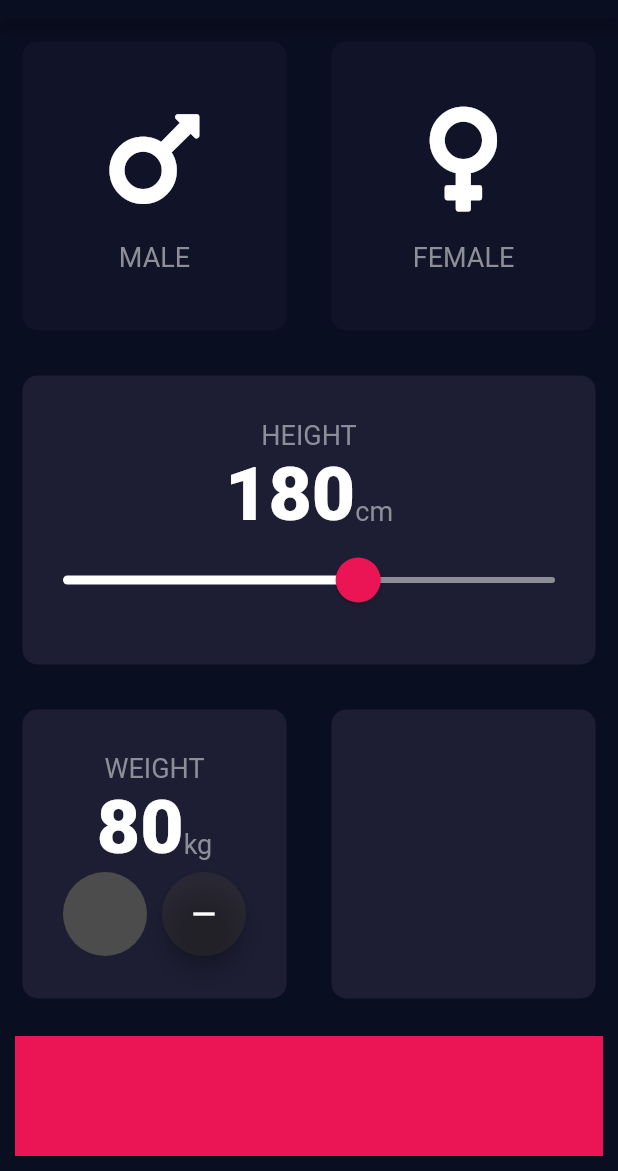
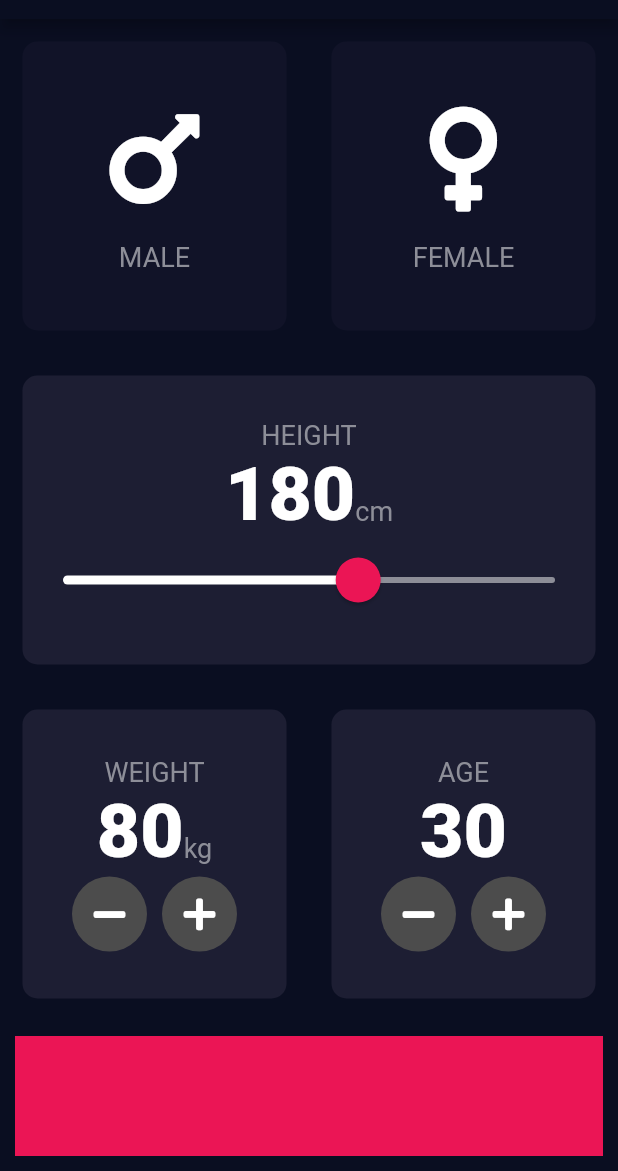
Before and after one commit to Yoonwoojae/bmi_calculator, a Flutter app: the screen it shows after launch, on a phone screen of 412 x 824 dp, the part 65-1236 px from its top. Run offline on Flutter 3.47's test engine with Material 2 defaults, Android fonts, the phone set to English and light mode, and no system bars; our stand-ins replace font_awesome_flutter.

Commit message:
클래스 추가 및 하단 영역 작업

```diff
--- a/lib/input_page.dart
+++ b/lib/input_page.dart
@@ -151,19 +151,22 @@ class _InputPageState extends State<InputPage> {
                         Row(
                           mainAxisAlignment: MainAxisAlignment.center,
                           children: <Widget>[
-                            RoundIconButton(),
+                            RoundIconButton(
+                              icon: FontAwesomeIcons.minus,
+                              onPressed: () {
+                                setState(() {
+                                  weight--;
+                                });
+                              },
+                            ),
                             SizedBox(
                               width: 10.0,
                             ),
-                            FloatingActionButton(
-                              backgroundColor: Color(0xFF4CF5E),
-                              child: Icon(
-                                Icons.remove,
-                                color: Colors.white,
-                              ),
+                            RoundIconButton(
+                              icon: FontAwesomeIcons.plus,
                               onPressed: () {
                                 setState(() {
-                                  weight--;
+                                  weight++;
                                 });
                               },
                             ),
@@ -176,6 +179,50 @@ class _InputPageState extends State<InputPage> {
                 Expanded(
                   child: ReusableCard(
                     color: activeCardColor,
+                    cardChild: Column(
+                      mainAxisAlignment: MainAxisAlignment.center,
+                      children: <Widget>[
+                        Text(
+                          'AGE',
+                          style: labelTextStyle,
+                        ),
+                        Row(
+                          mainAxisAlignment: MainAxisAlignment.center,
+                          crossAxisAlignment: CrossAxisAlignment.baseline,
+                          textBaseline: TextBaseline.alphabetic,
+                          children: <Widget>[
+                            Text(
+                              age.toString(),
+                              style: kNumberTextStyle,
+                            ),
+                          ],
+                        ),
+                        Row(
+                          mainAxisAlignment: MainAxisAlignment.center,
+                          children: <Widget>[
+                            RoundIconButton(
+                              icon: FontAwesomeIcons.minus,
+                              onPressed: () {
+                                setState(() {
+                                  age--;
+                                });
+                              },
+                            ),
+                            SizedBox(
+                              width: 10.0,
+                            ),
+                            RoundIconButton(
+                              icon: FontAwesomeIcons.plus,
+                              onPressed: () {
+                                setState(() {
+                                  age++;
+                                });
+                              },
+                            ),
+                          ],
+                        )
+                      ],
+                    ),
                   ),
                 ),
               ],
@@ -194,12 +241,20 @@ class _InputPageState extends State<InputPage> {
 }
 
 class RoundIconButton extends StatelessWidget {
+  RoundIconButton({@required this.icon, @required this.onPressed});
+
+  final IconData icon;
+  final Function onPressed;
+
   @override
   Widget build(BuildContext context) {
     return RawMaterialButton(
+      child: Icon(icon),
+      onPressed: onPressed,
+      elevation: 0.0,
       constraints: BoxConstraints.tightFor(
-        width: 56,
-        height: 56,
+        width: 50,
+        height: 50,
       ),
       shape: CircleBorder(),
       fillColor: Color(0xFF4C4C4C),
```
